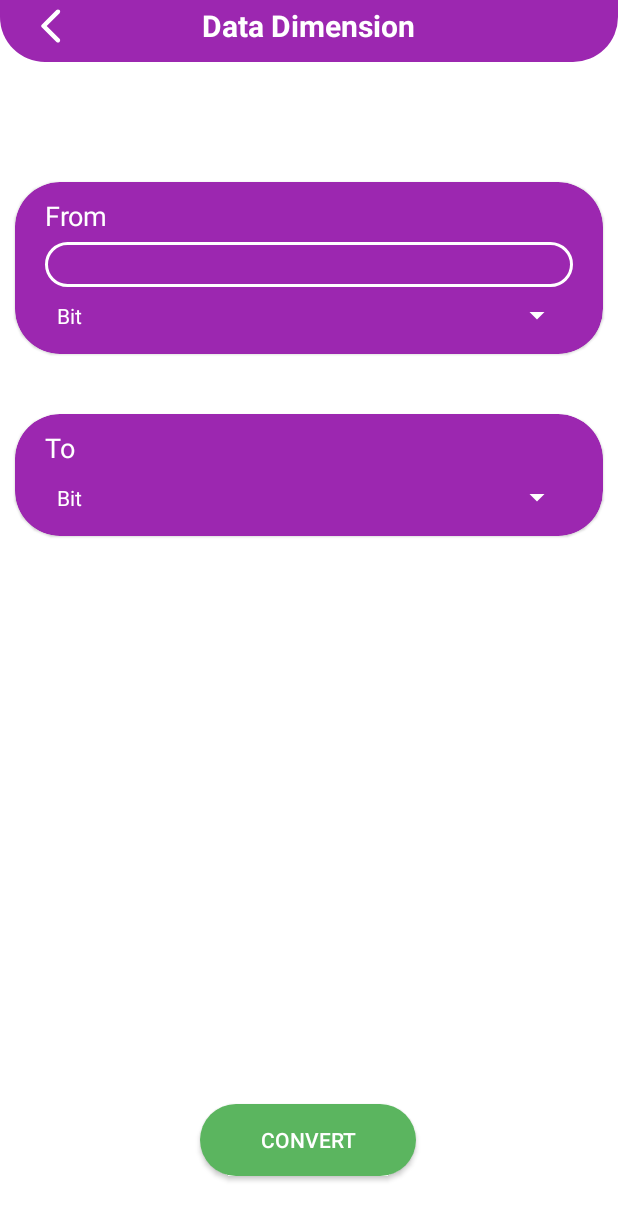
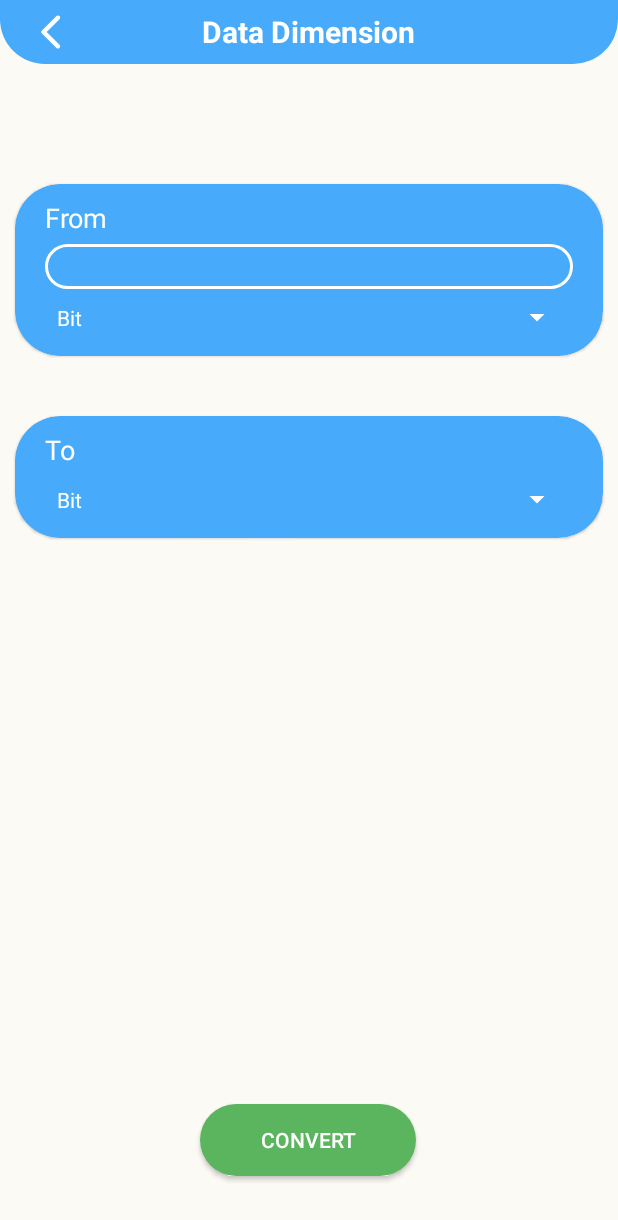
Before and after one commit to ItzDavi/Simple-Converter, an Android app: the screen it shows after launch (ConverterActivity), after a tap on "Data", on a phone screen of 412 x 824 dp. Shown: the top 1220 px of the screen. Run offline under Robolectric (Android 15) with nearby library versions, the light colour scheme and no system bars.

Commit message:
Adapted code and xmls to style changes

```diff
--- a/app/src/main/java/com/md/simpleconverter/ConverterActivity.kt
+++ b/app/src/main/java/com/md/simpleconverter/ConverterActivity.kt
@@ -48,7 +48,7 @@ class ConverterActivity : AppCompatActivity() {
         if (conversion != null) {
             start(conversion, conversionTextView, fromSpinner, toSpinner)
 
-            changeColors(titleConstraintLayout, fromCardView, toCardView, fromSpinner, toSpinner, conversion)
+            changeRandomColors(titleConstraintLayout, fromCardView, toCardView, fromSpinner, toSpinner, conversion)
 
             convertButton.setOnClickListener {
                 if (checkInputs(fromEditText, fromSpinner, toSpinner)) {
@@ -83,10 +83,10 @@ class ConverterActivity : AppCompatActivity() {
         }
     }
 
-    private fun changeColors(layout: ConstraintLayout, fromCardView: MaterialCardView, toCardView: MaterialCardView, fromSpinner: Spinner, toSpinner: Spinner, conversion: String) {
+    private fun changeRandomColors(layout: ConstraintLayout, fromCardView: MaterialCardView, toCardView: MaterialCardView, fromSpinner: Spinner, toSpinner: Spinner, conversion: String) {
 
         val rootLayout = findViewById<ConstraintLayout>(R.id.root_layout)
-        rootLayout.setBackgroundColor(getColor(R.color.white))
+        rootLayout.setBackgroundColor(getColor(R.color.soft_white))
 
         val colors = arrayOf(
             getColor(R.color.red_tape_icon),
--- a/app/src/main/java/com/md/simpleconverter/MainActivity.kt
+++ b/app/src/main/java/com/md/simpleconverter/MainActivity.kt
@@ -6,6 +6,7 @@ import androidx.appcompat.app.AppCompatActivity
 import android.os.Bundle
 import android.view.View
 import android.view.WindowInsetsController
+import android.widget.ImageView
 import android.widget.Toast
 import androidx.core.net.toUri
 import com.google.android.material.card.MaterialCardView
@@ -31,6 +32,8 @@ class MainActivity : AppCompatActivity() {
         val massCardView = findViewById<MaterialCardView>(R.id.home_mass_cardview)
         val timeCardView = findViewById<MaterialCardView>(R.id.home_time_cardview)
 
+        val settingsImageView = findViewById<ImageView>(R.id.settings_imageview)
+
         dataDimCardView.setOnClickListener {
             startConverter("datadim", intent)
         }
@@ -54,6 +57,14 @@ class MainActivity : AppCompatActivity() {
         timeCardView.setOnClickListener {
             startConverter("time", intent)
         }
+
+        settingsImageView.setOnClickListener {
+            val settingsIntent = Intent(this, SettingsActivity::class.java)
+
+            if (settingsIntent.hasExtra("conversion")) settingsIntent.removeExtra("conversion")
+
+            startActivity(settingsIntent)
+        }
     }
 
     private fun cleanExtra(i: Intent) {
--- a/app/src/main/res/layout/activity_converter.xml
+++ b/app/src/main/res/layout/activity_converter.xml
@@ -20,8 +20,7 @@
             android:id="@+id/title_constraint_layout"
             android:layout_width="match_parent"
             android:layout_height="wrap_content"
-            android:paddingBottom="10dp"
-            android:paddingTop="3dp"
+            android:paddingBottom="7dp"
             android:background="@drawable/custom_title_cardview_background">
 
             <ImageView
@@ -29,6 +28,7 @@
                 android:layout_width="wrap_content"
                 android:layout_height="wrap_content"
                 android:layout_marginStart="20dp"
+                android:layout_marginTop="7dp"
                 android:src="@drawable/ic_round_arrow_back_ios_new_24"
                 app:layout_constraintStart_toStartOf="parent"
                 app:layout_constraintTop_toTopOf="parent"
@@ -42,6 +42,8 @@
                 android:textSize="20sp"
                 android:textColor="@color/white"
                 android:textStyle="bold"
+                android:layout_marginTop="7dp"
+
                 app:layout_constraintBottom_toBottomOf="parent"
                 app:layout_constraintEnd_toEndOf="parent"
                 app:layout_constraintHorizontal_bias="0.498"
```
Also changed, not shown: app/src/main/res/layout/activity_main.xml (+5 -4 lines).
